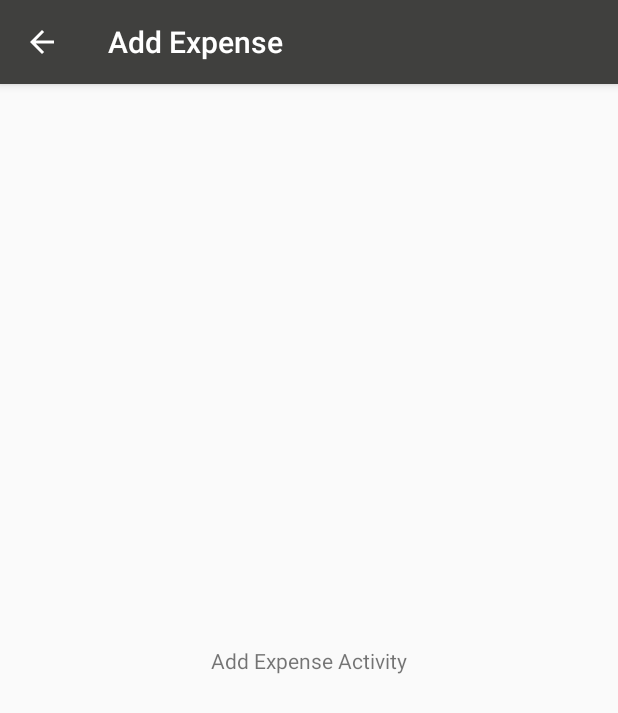
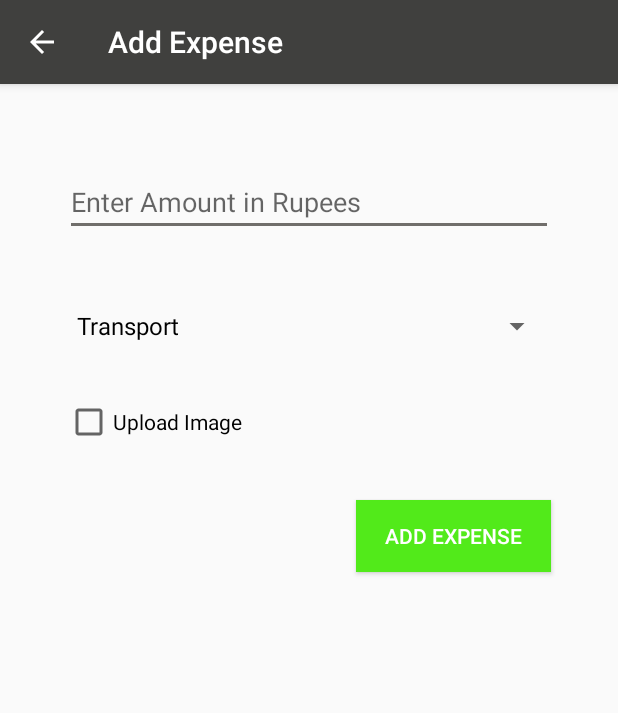
Before and after one commit to vimal97/Jarvis, an Android app: the AddExpenseActivity screen opened directly, with no data from a screen before it, on a phone screen of 412 x 824 dp. Shown: the top 713 px of the screen. Run offline under Robolectric (Android 15) with nearby library versions, the phone set to English and light mode, and no system bars.

Commit message:
AddExpenseData UI completed for v1.0

```diff
--- a/app/src/main/java/com/example/jarvis/AddExpenseActivity.kt
+++ b/app/src/main/java/com/example/jarvis/AddExpenseActivity.kt
@@ -2,13 +2,63 @@ package com.example.jarvis
 
 import androidx.appcompat.app.AppCompatActivity
 import android.os.Bundle
+import android.view.View
+import android.widget.*
+import com.google.gson.Gson
+import kotlinx.android.synthetic.main.activity_add_expense.*
+import java.util.*
 
 class AddExpenseActivity : AppCompatActivity() {
+
+    private lateinit var expenseType: String
+    private var newExpenseTypeFlag = false
 
     override fun onCreate(savedInstanceState: Bundle?) {
         super.onCreate(savedInstanceState)
         setContentView(R.layout.activity_add_expense)
         supportActionBar?.title = "Add Expense"
         supportActionBar?.setDisplayHomeAsUpEnabled(true)
+
+        val expenseTypes = resources.getStringArray(R.array.expense_types)
+        val spinner = findViewById<Spinner>(R.id.expenseTypes)
+        if (spinner != null) {
+            spinner.adapter = ArrayAdapter(this, R.layout.support_simple_spinner_dropdown_item, expenseTypes)
+            spinner.prompt = "Sample"
+            spinner.onItemSelectedListener = object :
+                AdapterView.OnItemSelectedListener {
+                override fun onItemSelected(parent: AdapterView<*>, view: View, position: Int, id: Long) {
+                    // onclick doesn't trigger anything
+                    if(expenseTypes[position] == "Others"){
+                        findViewById<EditText>(R.id.newExpenseType).visibility = View.VISIBLE
+                        newExpenseTypeFlag = true
+                    }
+                    else{
+                        findViewById<EditText>(R.id.newExpenseType).visibility = View.GONE
+                        expenseType = expenseTypes[position]
+                    }
+                }
+
+                override fun onNothingSelected(parent: AdapterView<*>) {
+                    // write code to perform some action
+                }
+            }
+        }
+    }
+
+    fun addExpense(view: View){
+        val amount = findViewById<EditText>(R.id.expense_amount).text.toString()
+        //expense type is already received in expenseType
+        if(newExpenseTypeFlag){
+            expenseType = findViewById<EditText>(R.id.newExpenseType).text.toString()
+        }
+        val calendar = Calendar.getInstance();
+        val today = calendar.get(Calendar.DAY_OF_MONTH).toString() + "/" + calendar.get(Calendar.MONTH).toString() + "/" + calendar.get(Calendar.YEAR).toString()
+        val expenseData = ExpenseData(amount,today,expenseType)
+        var gson = Gson()
+        Toast.makeText(this@AddExpenseActivity,gson.toJson(expenseData).toString(),Toast.LENGTH_LONG).show()
+    }
+
+    fun uploadImage(view: View) {
+        Toast.makeText(this@AddExpenseActivity,"Work in progress buddy, Stay tuned",Toast.LENGTH_SHORT).show()
     }
 }
--- a/app/src/main/java/com/example/jarvis/CreditAdapter.kt
+++ b/app/src/main/java/com/example/jarvis/CreditAdapter.kt
@@ -9,6 +9,7 @@ import android.view.View
 import android.view.ViewGroup
 import android.widget.CheckBox
 import android.widget.TextView
+import android.widget.Toast
 import androidx.recyclerview.widget.RecyclerView
 import com.example.jarvis.ui.credits.CreditFragment
 import com.google.gson.Gson
@@ -34,7 +35,17 @@ class CreditAdapter(private val creditList: List<CreditData>) : RecyclerView.Ada
         view.findViewById<TextView>(R.id.text_amount_credit_value).text = data.amount
         view.findViewById<TextView>(R.id.text_borrow_credit_value).text = data.borrowed_date
         view.findViewById<TextView>(R.id.text_return_credit_value).text = data.return_date
-        view.findViewById<TextView>(R.id.text_reason_credit_value).text = data.reason
+        if(data.reason.length > 10){
+            view.findViewById<TextView>(R.id.text_reason_credit_value).text = data.reason.subSequence(0,9).toString() + "..."
+        }
+        else{
+            view.findViewById<TextView>(R.id.text_reason_credit_value).text = data.reason
+        }
+
+        view.findViewById<TextView>(R.id.text_reason_credit_value).setOnClickListener {
+            view ->
+            Toast.makeText(view.context,data.reason,Toast.LENGTH_SHORT).show()
+        }
 
         builder.setView(view)
             .setTitle("Credit Information")
--- a/app/src/main/java/com/example/jarvis/DebitAdapter.kt
+++ b/app/src/main/java/com/example/jarvis/DebitAdapter.kt
@@ -33,7 +33,17 @@ class DebitAdapter(private val debitList: List<DebitData>) : RecyclerView.Adapte
         view.findViewById<TextView>(R.id.text_amount_debit_value).text = data.amount
         view.findViewById<TextView>(R.id.text_borrow_debit_value).text = data.borrowed_date
         view.findViewById<TextView>(R.id.text_return_debit_value).text = data.return_date
-        view.findViewById<TextView>(R.id.text_reason_debit_value).text = data.reason
+        if(data.reason.length > 10){
+            view.findViewById<TextView>(R.id.text_reason_debit_value).text = data.reason.subSequence(0,9).toString() + "..."
+        }
+        else{
+            view.findViewById<TextView>(R.id.text_reason_debit_value).text = data.reason
+        }
+
+        view.findViewById<TextView>(R.id.text_reason_debit_value).setOnClickListener {
+            view ->
+            Toast.makeText(view.context,data.reason,Toast.LENGTH_SHORT).show()
+        }
 
         builder.setView(view)
             .setTitle("Debit Information")
--- /dev/null
+++ b/app/src/main/java/com/example/jarvis/ExpenseData.kt
@@ -0,0 +1,3 @@
+package com.example.jarvis
+
+data class ExpenseData(val amount: String,val date: String,val type: String)
--- a/app/src/main/res/layout/activity_add_credit.xml
+++ b/app/src/main/res/layout/activity_add_credit.xml
@@ -21,7 +21,7 @@
             android:layout_height="wrap_content"
             android:layout_marginTop="56dp"
             android:ems="10"
-            android:hint="To"
+            android:hint="From"
             android:layout_marginLeft="40dp"
             android:layout_marginRight="40dp"
             android:inputType="textPersonName"
--- a/app/src/main/res/layout/activity_add_expense.xml
+++ b/app/src/main/res/layout/activity_add_expense.xml
@@ -7,21 +7,77 @@
     tools:context=".AddExpenseActivity">
 
     <androidx.constraintlayout.widget.ConstraintLayout
-        android:layout_width="409dp"
-        android:layout_height="729dp"
+        android:layout_width="match_parent"
+        android:layout_height="match_parent"
         app:layout_constraintBottom_toBottomOf="parent"
         app:layout_constraintEnd_toEndOf="parent"
+        app:layout_constraintHorizontal_bias="1.0"
         app:layout_constraintStart_toStartOf="parent"
         app:layout_constraintTop_toTopOf="parent">
 
-        <TextView
-            android:id="@+id/textView6"
-            android:layout_width="wrap_content"
+        <EditText
+            android:id="@+id/expense_amount"
+            android:layout_width="325dp"
             android:layout_height="wrap_content"
-            android:text="Add Expense Activity"
-            app:layout_constraintBottom_toBottomOf="parent"
+            android:layout_marginTop="56dp"
+            android:ems="10"
+            android:inputType="number"
+            android:hint="Enter Amount in Rupees"
+            android:layout_marginLeft="40dp"
+            android:layout_marginRight="40dp"
             app:layout_constraintEnd_toEndOf="parent"
             app:layout_constraintStart_toStartOf="parent"
             app:layout_constraintTop_toTopOf="parent" />
+
+        <Spinner
+            android:id="@+id/expenseTypes"
+            android:layout_width="325dp"
+            android:layout_marginTop="36dp"
+            android:layout_height="wrap_content"
+            app:layout_constraintEnd_toEndOf="parent"
+            app:layout_constraintStart_toStartOf="parent"
+            app:layout_constraintTop_toBottomOf="@+id/expense_amount" />
+
+        <CheckBox
+            android:id="@+id/checkBox"
+            android:layout_width="wrap_content"
+            android:layout_height="wrap_content"
+            android:layout_marginTop="24dp"
+            android:onClick="uploadImage"
+            android:text="Upload Image"
+            app:layout_constraintEnd_toEndOf="parent"
+            app:layout_constraintHorizontal_bias="0.147"
+            app:layout_constraintStart_toStartOf="parent"
+            app:layout_constraintTop_toBottomOf="@+id/newExpenseType" />
+
+        <Button
+            android:id="@+id/button2"
+            android:layout_width="130dp"
+            android:layout_height="wrap_content"
+            android:layout_marginTop="36dp"
+            android:text="Add Expense"
+            android:onClick="addExpense"
+            android:background="@color/submit_buttons"
+            android:textColor="@color/expense_card_headline_1"
+            app:layout_constraintEnd_toEndOf="parent"
+            app:layout_constraintHorizontal_bias="0.842"
+            app:layout_constraintStart_toStartOf="parent"
+            app:layout_constraintTop_toBottomOf="@+id/checkBox" />
+
+        <EditText
+            android:id="@+id/newExpenseType"
+            android:layout_width="325dp"
+            android:layout_height="wrap_content"
+            android:layout_marginTop="32dp"
+            android:ems="10"
+            android:visibility="gone"
+            android:layout_marginLeft="15dp"
+            android:inputType="textPersonName"
+            android:hint="Enter the type explicitly"
+            app:layout_constraintEnd_toEndOf="parent"
+            app:layout_constraintHorizontal_bias="0.217"
+            app:layout_constraintStart_toStartOf="parent"
+            app:layout_constraintTop_toBottomOf="@+id/expenseTypes" />
+
     </androidx.constraintlayout.widget.ConstraintLayout>
 </androidx.constraintlayout.widget.ConstraintLayout>
--- a/app/src/main/res/layout/viewcreditdata.xml
+++ b/app/src/main/res/layout/viewcreditdata.xml
@@ -10,7 +10,7 @@
         android:id="@+id/text_name_credit_main"
         android:layout_width="200dp"
         android:layout_height="wrap_content"
-        android:text="To"
+        android:text="From"
         android:textSize="@dimen/popup_text"
         android:textStyle="bold"
         app:layout_constraintLeft_toLeftOf="parent"
@@ -103,6 +103,7 @@
         android:layout_width="200dp"
         android:layout_height="23dp"
         android:text="Reason"
+        android:onClick="showReason"
         android:textSize="@dimen/popup_text"
         app:layout_constraintStart_toEndOf="@+id/textView12"
         app:layout_constraintTop_toBottomOf="@+id/text_return_credit_value" />
--- a/app/src/main/res/values/strings.xml
+++ b/app/src/main/res/values/strings.xml
@@ -22,4 +22,13 @@
     <string name="menu_daily_reminders">Add daily reminders</string>
     <string name="menu_normal_reminders">Add normal reminders</string>
     <string name="menu_view_reminders">All reminders</string>
+
+    <string-array name="expense_types">
+        <item>Transport</item>
+        <item>Entertainment</item>
+        <item>Medical</item>
+        <item>Installments</item>
+        <item>Stationaries</item>
+        <item>Others</item>
+    </string-array>
 </resources>
```
